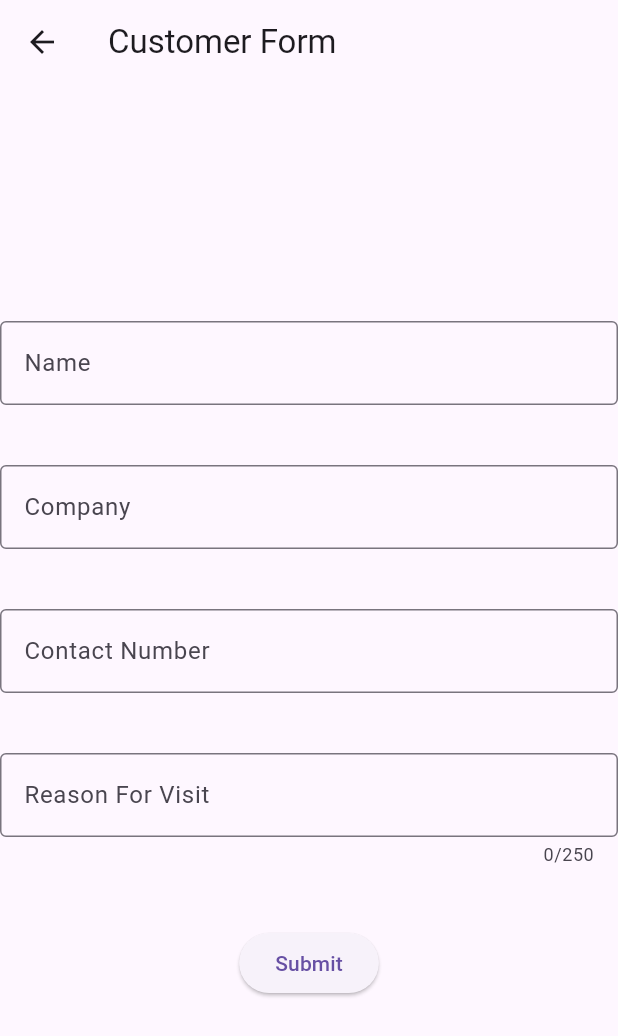
After one commit to eddie9802/HAJRepairs-Sign-In, a Flutter app: the CustomerForm screen opened directly, on a phone screen of 412 x 824 dp. The commit adds this screen. Shown: the top 1036 px of the screen. Run offline on Flutter 3.47's test engine with Material 3 defaults, Android fonts, the phone set to English and light mode, and no system bars; our stand-ins replace googleapis_auth; missing offline and left inert: googleapis.

Commit message:
Adds a customer form

```diff
--- /dev/null
+++ b/lib/customer_form.dart
@@ -0,0 +1,81 @@
+import 'package:flutter/material.dart';
+import 'dart:developer' as developer;
+
+class CustomerForm extends StatefulWidget {
+  const CustomerForm({super.key}); // Optional constructor with key
+
+  @override
+    _CustomerFormState createState() => _CustomerFormState();
+}
+
+class _CustomerFormState extends State<CustomerForm> {
+
+  late List<String> _customerForm;
+
+  @override
+  void initState() {
+    super.initState();
+    _customerForm = ["Name", "Company", "Contact Number"];
+  }
+
+
+  @override
+  Widget build(BuildContext context) {
+    return Scaffold(
+      appBar: AppBar(title: Text('Customer Form')),
+      body: Center(
+        child:
+          SingleChildScrollView(
+            child:
+              Column(
+                mainAxisAlignment: MainAxisAlignment.start,
+                crossAxisAlignment: CrossAxisAlignment.center,
+                children: [
+                  Padding(padding: EdgeInsets.only(top: 40.0)),
+                    ...List.generate(_customerForm.length, (index) {
+                      return Padding(
+                        padding: EdgeInsets.only(bottom: 40.0),
+                        child:
+                        SizedBox(
+                          width: 800,
+                          child: TextField(
+                            onChanged: (value) => developer.log("Hello"),
+                            decoration: InputDecoration(
+                            labelText: _customerForm[index],
+                            border: OutlineInputBorder(),
+                            ),
+                          ),
+                        )
+                      );
+                    }),
+                Padding(
+                  padding: EdgeInsets.only(bottom: 40.0),
+                  child:
+                  SizedBox(
+                    width: 800,
+                    child: TextField(
+                      maxLength: 250,
+                      keyboardType: TextInputType.multiline,
+                      maxLines: null,
+                      onChanged: (value) => developer.log("Hello"),
+                      decoration: InputDecoration(
+                        labelText: "Reason For Visit",
+                        border: OutlineInputBorder(),
+                      ),
+                    ),
+                  )
+                ),
+                Padding(
+                  padding: EdgeInsets.only(bottom: 40.0),
+                  child:
+                  ElevatedButton(
+                    onPressed: () {developer.log("Hello");},
+                    child: Text("Submit"))
+                )
+              ],
+            ),
+          ),
+        ),
+    );
+  }
+}
--- a/lib/employee_signing.dart
+++ b/lib/employee_signing.dart
@@ -1,5 +1,6 @@
 import 'package:flutter/material.dart';
 import 'google_sheets_talker.dart';
+import 'dart:developer' as developer;
 
 class EmployeeReception extends StatefulWidget {
 
--- a/lib/google_sheets_talker.dart
+++ b/lib/google_sheets_talker.dart
@@ -50,7 +50,6 @@ class GoogleSheetsTalker {
 
     client.close();
     return timesheetId;
-
   }
 
 
--- a/lib/main.dart
+++ b/lib/main.dart
@@ -1,8 +1,9 @@
 import 'package:flutter/material.dart';
 import 'employee_search.dart';
+import 'customer_form.dart';
 
 void main() {
-  runApp(MaterialApp(home: MainApp()));
+  runApp(MaterialApp(home: MainApp(), debugShowCheckedModeBanner: false,));
 }
 
 class MainApp extends StatefulWidget {
@@ -49,6 +50,11 @@ class _MainAppState extends State<MainApp> {
                         context,
                         MaterialPageRoute(builder: (context) => EmployeeSearch()),
                       );
+                    } else if (_employeeTypes[index] == 'Customer') {
+                      Navigator.push(
+                        context,
+                        MaterialPageRoute(builder: (context) => CustomerForm()),
+                      );
                     }
                   },
                 ),
```
